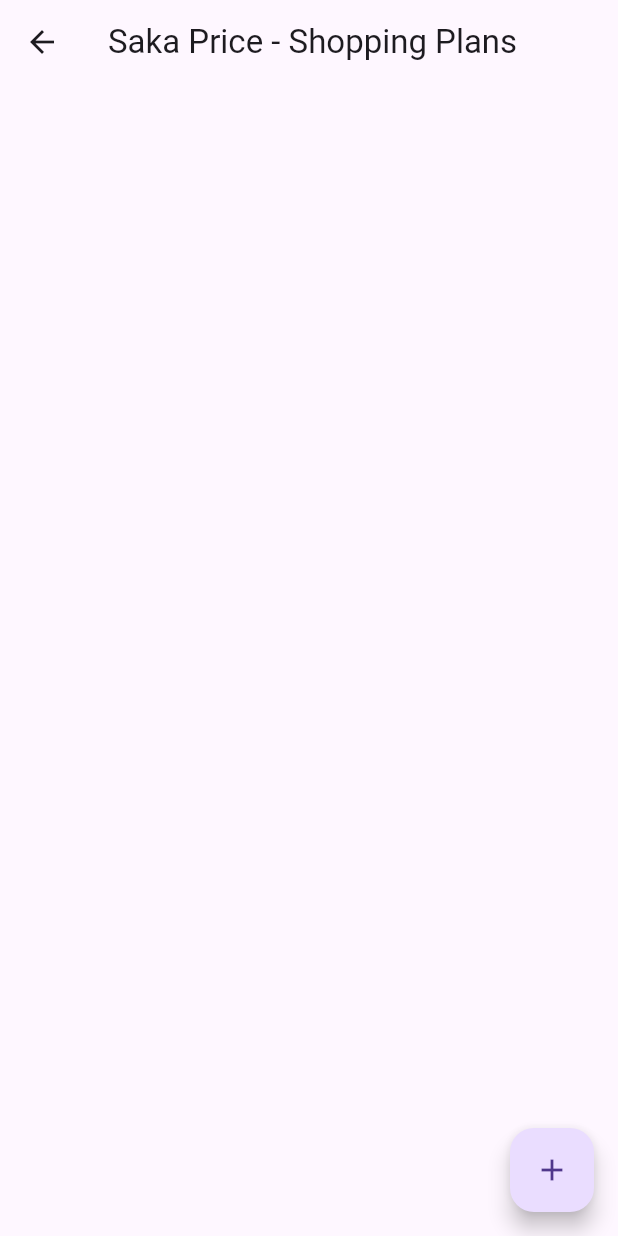
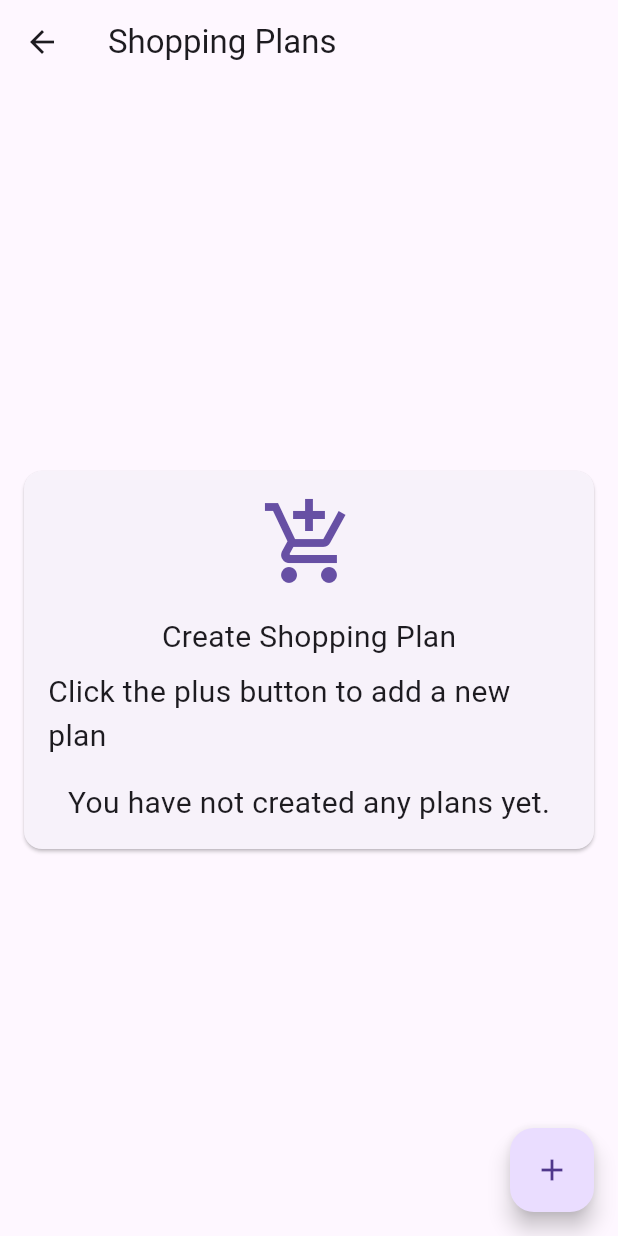
Before and after one commit to NeshJesse/shopai, a Flutter app: the PlanListScreen screen opened directly, on a phone screen of 412 x 824 dp. Run offline on Flutter 3.47's test engine with Material 3 defaults, Android fonts, the light colour scheme and no system bars; our stand-ins replace sign_in_button, supabase_flutter, webview_flutter; missing offline and left inert: flutter_web_auth; accounts and stored records are empty.

Commit message:
coolest planlist screen

```diff
--- a/lib/main2.dart
+++ b/lib/main2.dart
@@ -72,7 +72,7 @@
       appBar: AppBar(
         title: Text('SakaPrice'),
       ),
-      child: Center(
+      children: Center(
         child: ListView(),
       ),
     );
--- a/lib/screens/planlist.dart
+++ b/lib/screens/planlist.dart
@@ -12,6 +12,7 @@
 class _PlanListScreenState extends State<PlanListScreen> {
   List<Map<String, dynamic>> _shoppingPlans = [];
   final _supabase = Supabase.instance.client;
+  bool _isLoading = true;
 
   @override
   void initState() {
@@ -20,12 +21,16 @@
   }
 
   Future<void> _loadShoppingPlans() async {
+    setState(() {
+      _isLoading = true;
+    });
     final response = await _supabase
         .from('shopping_plans')
         .select()
         .order('plan_date', ascending: false);
     setState(() {
       _shoppingPlans = response;
+      _isLoading = false;
     });
   }
 
@@ -56,38 +61,101 @@
     );
   }
 
+  Widget _buildEmptyState() {
+    return Center(
+      child: Card(
+        margin: EdgeInsets.all(16),
+        child: Padding(
+          padding: EdgeInsets.all(16),
+          child: Column(
+            mainAxisSize: MainAxisSize.min,
+            children: [
+              Icon(Icons.add_shopping_cart,
+                  size: 64, color: Theme.of(context).primaryColor),
+              SizedBox(height: 16),
+              Text(
+                'Create Shopping Plan',
+                style: TextStyle(
+                  fontSize: 20,
+                ),
+              ),
+              SizedBox(height: 8),
+              Text(
+                'Click the plus button to add a new plan',
+                style: TextStyle(
+                  fontSize: 20,
+                ),
+              ),
+              SizedBox(height: 16),
+              Text(
+                'You have not created any plans yet.',
+                style: TextStyle(
+                  fontSize: 20,
+                ),
+              ),
+            ],
+          ),
+        ),
+      ),
+    );
+  }
+
+  Widget _buildPlanList() {
+    return ListView.builder(
+      itemCount: _shoppingPlans.length,
+      itemBuilder: (context, index) {
+        final plan = _shoppingPlans[index];
+        return Card(
+          margin: EdgeInsets.symmetric(horizontal: 16, vertical: 8),
+          child: ExpansionTile(
+            leading: Icon(Icons.calendar_today,
+                color: Theme.of(context).primaryColor),
+            title: Text(
+              'Plan for ${DateFormat('MMMM d, yyyy').format(DateTime.parse(plan['plan_date']))}',
+              style: TextStyle(fontWeight: FontWeight.bold),
+            ),
+            subtitle: Text(
+              'Total: \$${plan['total_amount'].toStringAsFixed(2)}',
+              style: TextStyle(color: Theme.of(context).primaryColor),
+            ),
+            children: [
+              ...(plan['items'] as List<dynamic>).map((item) => ListTile(
+                    leading: Icon(Icons.shopping_bag,
+                        color: Theme.of(context).primaryColor),
+                    title: Text(item['product'],
+                        style: TextStyle(fontWeight: FontWeight.bold)),
+                    subtitle: Text(
+                      'Brand: ${item['brand']}, Quantity: ${item['qt']}, Supermarket: ${item['supermarket']}',
+                    ),
+                    trailing: Text(
+                      '\$${item['price'].toStringAsFixed(2)}',
+                      style: TextStyle(
+                          fontWeight: FontWeight.bold,
+                          color: Theme.of(context).primaryColor),
+                    ),
+                  )),
+            ],
+          ),
+        );
+      },
+    );
+  }
+
   @override
   Widget build(BuildContext context) {
     return Scaffold(
       appBar: AppBar(
-        title: Text('Saka Price - Shopping Plans'),
+        title: Text('Shopping Plans'),
       ),
       floatingActionButton: FloatingActionButton(
         onPressed: _showAddPlanScreen,
         child: Icon(Icons.add),
       ),
-      body: ListView.builder(
-        itemCount: _shoppingPlans.length,
-        itemBuilder: (context, index) {
-          final plan = _shoppingPlans[index];
-          return ExpansionTile(
-            leading: Icon(Icons.calendar_today),
-            title: Text(
-                'Plan for ${DateFormat('yyyy-MM-dd').format(DateTime.parse(plan['plan_date']))}'),
-            subtitle:
-                Text('Total: \$${plan['total_amount'].toStringAsFixed(2)}'),
-            children: [
-              ...(plan['items'] as List<dynamic>).map((item) => ListTile(
-                    leading: Icon(Icons.shopping_bag),
-                    title: Text(item['product']),
-                    subtitle: Text(
-                        'Brand: ${item['brand']}, Quantity: ${item['qt']}, Supermarket: ${item['supermarket']}'),
-                    trailing: Text('\$${item['price']}'),
-                  )),
-            ],
-          );
-        },
-      ),
+      body: _isLoading
+          ? Center(child: CircularProgressIndicator())
+          : _shoppingPlans.isEmpty
+              ? _buildEmptyState()
+              : _buildPlanList(),
     );
   }
 }
```
